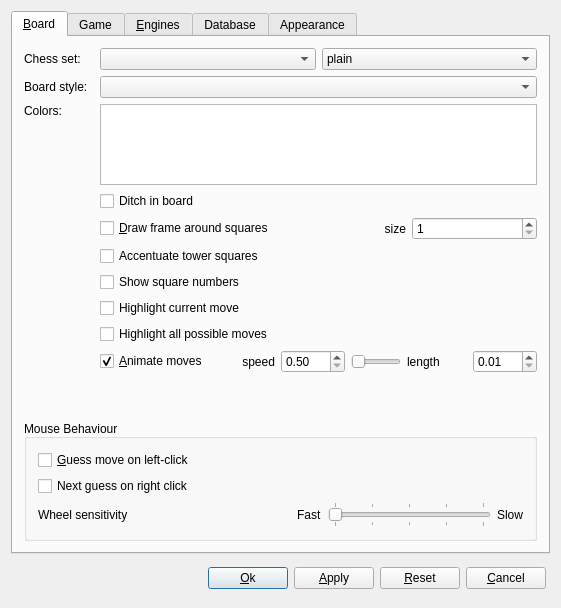
franzm/shatrabase, file src/gui/preferences.ui: the form before one commit.
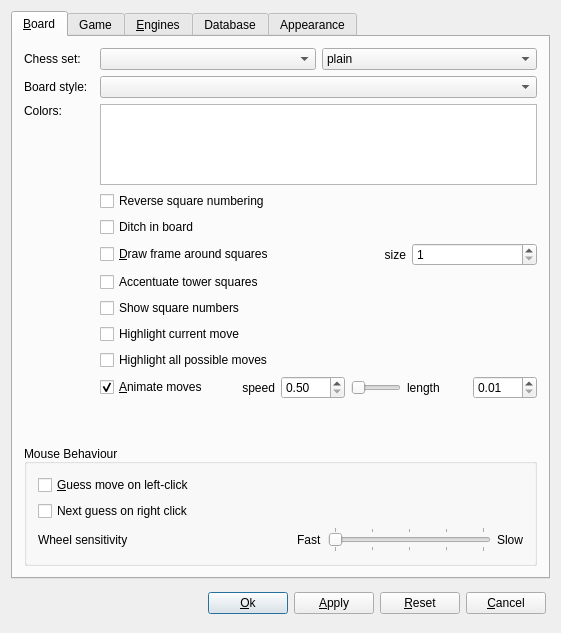
The form after the commit. The open tabs and pages were chosen to show the change. Custom widgets are drawn as their Qt base class.

Commit message: add g_numRev to Preferences

What changed in the file:
```diff
--- a/src/gui/preferences.ui
+++ b/src/gui/preferences.ui
@@ -7,7 +7,7 @@
     <x>0</x>
     <y>0</y>
     <width>553</width>
-    <height>608</height>
+    <height>633</height>
    </rect>
   </property>
   <property name="windowTitle">
@@ -30,142 +30,18 @@
        <string>&amp;Board</string>
       </attribute>
       <layout class="QGridLayout">
-       <item row="5" column="2">
-        <layout class="QHBoxLayout" name="horizontalLayout_6">
-         <property name="topMargin">
-          <number>0</number>
+       <item row="1" column="2">
+        <widget class="QComboBox" name="boardThemeCombo">
+         <property name="sizePolicy">
+          <sizepolicy hsizetype="MinimumExpanding" vsizetype="Fixed">
+           <horstretch>0</horstretch>
+           <verstretch>0</verstretch>
+          </sizepolicy>
          </property>
-         <item>
-          <widget class="QCheckBox" name="boardFrameCheck">
-           <property name="enabled">
-            <bool>true</bool>
-           </property>
-           <property name="text">
-            <string>&amp;Draw frame around squares</string>
-           </property>
-          </widget>
-         </item>
-         <item>
-          <widget class="QLabel" name="label_13">
-           <property name="text">
-            <string>size</string>
-           </property>
-           <property name="alignment">
-            <set>Qt::AlignRight|Qt::AlignTrailing|Qt::AlignVCenter</set>
-           </property>
-          </widget>
-         </item>
-         <item>
-          <widget class="QSpinBox" name="boardFrameSize">
-           <property name="minimum">
-            <number>1</number>
-           </property>
-           <property name="maximum">
-            <number>20</number>
-           </property>
-          </widget>
-         </item>
-        </layout>
+        </widget>
        </item>
-       <item row="10" column="2">
-        <layout class="QHBoxLayout" name="horizontalLayout_4">
-         <item>
-          <widget class="QCheckBox" name="animateMovesCheck">
-           <property name="toolTip">
-            <string>Show piece animations when replaying moves?</string>
-           </property>
-           <property name="text">
-            <string>&amp;Animate moves</string>
-           </property>
-           <property name="checked">
-            <bool>true</bool>
-           </property>
-          </widget>
-         </item>
-         <item>
-          <widget class="QLabel" name="label_11">
-           <property name="toolTip">
-            <string>Spped of movement is squares per second</string>
-           </property>
-           <property name="text">
-            <string>speed</string>
-           </property>
-           <property name="alignment">
-            <set>Qt::AlignRight|Qt::AlignTrailing|Qt::AlignVCenter</set>
-           </property>
-          </widget>
-         </item>
-         <item>
-          <widget class="QDoubleSpinBox" name="animateMovesSpeed">
-           <property name="toolTip">
-            <string>Speed of piece movement in squares per second</string>
-           </property>
-           <property name="minimum">
-            <double>0.500000000000000</double>
-           </property>
-           <property name="maximum">
-            <double>100.000000000000000</double>
-           </property>
-           <property name="singleStep">
-            <double>0.500000000000000</double>
-           </property>
-           <property name="value">
-            <double>0.500000000000000</double>
-           </property>
-          </widget>
-         </item>
-         <item>
-          <widget class="QSlider" name="animateMovesSpeedVsLength">
-           <property name="sizePolicy">
-            <sizepolicy hsizetype="Fixed" vsizetype="Fixed">
-             <horstretch>0</horstretch>
-             <verstretch>0</verstretch>
-            </sizepolicy>
-           </property>
-           <property name="maximumSize">
-            <size>
-             <width>50</width>
-             <height>16777215</height>
-            </size>
-           </property>
-           <property name="toolTip">
-            <string>This determines the length of a move animation in terms of speed (left) or a fixed length (right)</string>
-           </property>
-           <property name="maximum">
-            <number>20</number>
-           </property>
-           <property name="orientation">
-            <enum>Qt::Horizontal</enum>
-           </property>
-          </widget>
-         </item>
-         <item>
-          <widget class="QLabel" name="label_12">
-           <property name="toolTip">
-            <string>The length of a move animation in seconds</string>
-           </property>
-           <property name="text">
-            <string>length</string>
-           </property>
-          </widget>
-         </item>
-         <item>
-          <widget class="QDoubleSpinBox" name="animateMovesLength">
-           <property name="toolTip">
-            <string>The length of a move animation in seconds</string>
-           </property>
-           <property name="minimum">
-            <double>0.010000000000000</double>
-           </property>
-           <property name="maximum">
-            <double>100.000000000000000</double>
-           </property>
-           <property name="singleStep">
-            <double>0.500000000000000</double>
-           </property>
-          </widget>
-         </item>
-        </layout>
+       <item row="2" column="2">
+        <widget class="ColorList" name="boardColorsList"/>
        </item>
        <item row="0" column="0">
         <widget class="QLabel" name="pieceThemeLabel">
@@ -177,76 +53,7 @@
          </property>
         </widget>
        </item>
-       <item row="11" column="0">
-        <spacer>
-         <property name="orientation">
-          <enum>Qt::Vertical</enum>
-         </property>
-         <property name="sizeType">
-          <enum>QSizePolicy::Expanding</enum>
-         </property>
-         <property name="sizeHint" stdset="0">
-          <size>
-           <width>20</width>
-           <height>150</height>
-          </size>
-         </property>
-        </spacer>
-       </item>
-       <item row="0" column="2">
-        <layout class="QHBoxLayout">
-         <item>
-          <widget class="QComboBox" name="pieceThemeCombo">
-           <property name="sizePolicy">
-            <sizepolicy hsizetype="MinimumExpanding" vsizetype="Fixed">
-             <horstretch>0</horstretch>
-             <verstretch>0</verstretch>
-            </sizepolicy>
-           </property>
-          </widget>
-         </item>
-         <item>
-          <widget class="QComboBox" name="pieceEffect">
-           <property name="sizePolicy">
-            <sizepolicy hsizetype="MinimumExpanding" vsizetype="Fixed">
-             <horstretch>0</horstretch>
-             <verstretch>0</verstretch>
-            </sizepolicy>
-           </property>
-           <property name="currentText">
-            <string>plain</string>
-           </property>
-           <property name="currentIndex">
-            <number>0</number>
-           </property>
-           <item>
-            <property name="text">
-             <string>plain</string>
-            </property>
-           </item>
-           <item>
-            <property name="text">
-             <string>shadow</string>
-            </property>
-           </item>
-          </widget>
-         </item>
-        </layout>
-       </item>
-       <item row="2" column="2">
-        <widget class="ColorList" name="boardColorsList"/>
-       </item>
-       <item row="1" column="0">
-        <widget class="QLabel" name="boardThemeLabel">
-         <property name="text">
-          <string>Board style:</string>
-         </property>
-         <property name="buddy">
-          <cstring>boardThemeCombo</cstring>
-         </property>
-        </widget>
-       </item>
-       <item row="8" column="2">
+       <item row="9" column="2">
         <widget class="QCheckBox" name="hilightCurrentMove">
          <property name="enabled">
           <bool>true</bool>
@@ -256,61 +63,7 @@
          </property>
         </widget>
        </item>
-       <item row="1" column="2">
-        <widget class="QComboBox" name="boardThemeCombo">
-         <property name="sizePolicy">
-          <sizepolicy hsizetype="MinimumExpanding" vsizetype="Fixed">
-           <horstretch>0</horstretch>
-           <verstretch>0</verstretch>
-          </sizepolicy>
-         </property>
-        </widget>
-       </item>
-       <item row="9" column="2">
-        <widget class="QCheckBox" name="hilightAllMoves">
-         <property name="toolTip">
-          <string>When selected, all possible moves will be hilighted for a piece when the mouse is moved over it</string>
-         </property>
-         <property name="text">
-          <string>Highlight all possible moves</string>
-         </property>
-        </widget>
-       </item>
-       <item row="6" column="2">
-        <widget class="QCheckBox" name="boardTowerCheck">
-         <property name="text">
-          <string>Accentuate tower squares</string>
-         </property>
-        </widget>
-       </item>
-       <item row="7" column="2">
-        <widget class="QCheckBox" name="boardSNumbersCheck">
-         <property name="text">
-          <string>Show square numbers</string>
-         </property>
-        </widget>
-       </item>
-       <item row="3" column="2">
-        <widget class="QCheckBox" name="boardMoatCheck">
-         <property name="text">
-          <string>Ditch in board</string>
-         </property>
-        </widget>
-       </item>
-       <item row="2" column="0" colspan="2">
-        <widget class="QLabel" name="label">
-         <property name="text">
-          <string>Colors:</string>
-         </property>
-         <property name="alignment">
-          <set>Qt::AlignLeading|Qt::AlignLeft|Qt::AlignTop</set>
-         </property>
-         <property name="buddy">
-          <cstring>boardColorsList</cstring>
-         </property>
-        </widget>
-       </item>
-       <item row="14" column="0" colspan="3">
+       <item row="15" column="0" colspan="3">
         <widget class="QGroupBox" name="groupBox">
          <property name="sizePolicy">
           <sizepolicy hsizetype="Expanding" vsizetype="Preferred">
@@ -414,6 +167,260 @@
          </layout>
         </widget>
        </item>
+       <item row="0" column="2">
+        <layout class="QHBoxLayout">
+         <item>
+          <widget class="QComboBox" name="pieceThemeCombo">
+           <property name="sizePolicy">
+            <sizepolicy hsizetype="MinimumExpanding" vsizetype="Fixed">
+             <horstretch>0</horstretch>
+             <verstretch>0</verstretch>
+            </sizepolicy>
+           </property>
+          </widget>
+         </item>
+         <item>
+          <widget class="QComboBox" name="pieceEffect">
+           <property name="sizePolicy">
+            <sizepolicy hsizetype="MinimumExpanding" vsizetype="Fixed">
+             <horstretch>0</horstretch>
+             <verstretch>0</verstretch>
+            </sizepolicy>
+           </property>
+           <property name="currentText">
+            <string>plain</string>
+           </property>
+           <property name="currentIndex">
+            <number>0</number>
+           </property>
+           <item>
+            <property name="text">
+             <string>plain</string>
+            </property>
+           </item>
+           <item>
+            <property name="text">
+             <string>shadow</string>
+            </property>
+           </item>
+          </widget>
+         </item>
+        </layout>
+       </item>
+       <item row="6" column="2">
+        <layout class="QHBoxLayout" name="horizontalLayout_6">
+         <property name="topMargin">
+          <number>0</number>
+         </property>
+         <item>
+          <widget class="QCheckBox" name="boardFrameCheck">
+           <property name="enabled">
+            <bool>true</bool>
+           </property>
+           <property name="text">
+            <string>&amp;Draw frame around squares</string>
+           </property>
+          </widget>
+         </item>
+         <item>
+          <widget class="QLabel" name="label_13">
+           <property name="text">
+            <string>size</string>
+           </property>
+           <property name="alignment">
+            <set>Qt::AlignRight|Qt::AlignTrailing|Qt::AlignVCenter</set>
+           </property>
+          </widget>
+         </item>
+         <item>
+          <widget class="QSpinBox" name="boardFrameSize">
+           <property name="minimum">
+            <number>1</number>
+           </property>
+           <property name="maximum">
+            <number>20</number>
+           </property>
+          </widget>
+         </item>
+        </layout>
+       </item>
+       <item row="12" column="0">
+        <spacer>
+         <property name="orientation">
+          <enum>Qt::Vertical</enum>
+         </property>
+         <property name="sizeType">
+          <enum>QSizePolicy::Expanding</enum>
+         </property>
+         <property name="sizeHint" stdset="0">
+          <size>
+           <width>20</width>
+           <height>150</height>
+          </size>
+         </property>
+        </spacer>
+       </item>
+       <item row="8" column="2">
+        <widget class="QCheckBox" name="boardSNumbersCheck">
+         <property name="text">
+          <string>Show square numbers</string>
+         </property>
+        </widget>
+       </item>
+       <item row="7" column="2">
+        <widget class="QCheckBox" name="boardTowerCheck">
+         <property name="text">
+          <string>Accentuate tower squares</string>
+         </property>
+        </widget>
+       </item>
+       <item row="10" column="2">
+        <widget class="QCheckBox" name="hilightAllMoves">
+         <property name="toolTip">
+          <string>When selected, all possible moves will be hilighted for a piece when the mouse is moved over it</string>
+         </property>
+         <property name="text">
+          <string>Highlight all possible moves</string>
+         </property>
+        </widget>
+       </item>
+       <item row="2" column="0" colspan="2">
+        <widget class="QLabel" name="label">
+         <property name="text">
+          <string>Colors:</string>
+         </property>
+         <property name="alignment">
+          <set>Qt::AlignLeading|Qt::AlignLeft|Qt::AlignTop</set>
+         </property>
+         <property name="buddy">
+          <cstring>boardColorsList</cstring>
+         </property>
+        </widget>
+       </item>
+       <item row="1" column="0">
+        <widget class="QLabel" name="boardThemeLabel">
+         <property name="text">
+          <string>Board style:</string>
+         </property>
+         <property name="buddy">
+          <cstring>boardThemeCombo</cstring>
+         </property>
+        </widget>
+       </item>
+       <item row="11" column="2">
+        <layout class="QHBoxLayout" name="horizontalLayout_4">
+         <item>
+          <widget class="QCheckBox" name="animateMovesCheck">
+           <property name="toolTip">
+            <string>Show piece animations when replaying moves?</string>
+           </property>
+           <property name="text">
+            <string>&amp;Animate moves</string>
+           </property>
+           <property name="checked">
+            <bool>true</bool>
+           </property>
+          </widget>
+         </item>
+         <item>
+          <widget class="QLabel" name="label_11">
+           <property name="toolTip">
+            <string>Spped of movement is squares per second</string>
+           </property>
+           <property name="text">
+            <string>speed</string>
+           </property>
+           <property name="alignment">
+            <set>Qt::AlignRight|Qt::AlignTrailing|Qt::AlignVCenter</set>
+           </property>
+          </widget>
+         </item>
+         <item>
+          <widget class="QDoubleSpinBox" name="animateMovesSpeed">
+           <property name="toolTip">
+            <string>Speed of piece movement in squares per second</string>
+           </property>
+           <property name="minimum">
+            <double>0.500000000000000</double>
+           </property>
+           <property name="maximum">
+            <double>100.000000000000000</double>
+           </property>
+           <property name="singleStep">
+            <double>0.500000000000000</double>
+           </property>
+           <property name="value">
+            <double>0.500000000000000</double>
+           </property>
+          </widget>
+         </item>
+         <item>
+          <widget class="QSlider" name="animateMovesSpeedVsLength">
+           <property name="sizePolicy">
+            <sizepolicy hsizetype="Fixed" vsizetype="Fixed">
+             <horstretch>0</horstretch>
+             <verstretch>0</verstretch>
+            </sizepolicy>
+           </property>
+           <property name="maximumSize">
+            <size>
+             <width>50</width>
+             <height>16777215</height>
+            </size>
+           </property>
+           <property name="toolTip">
+            <string>This determines the length of a move animation in terms of speed (left) or a fixed length (right)</string>
+           </property>
+           <property name="maximum">
+            <number>20</number>
+           </property>
+           <property name="orientation">
+            <enum>Qt::Horizontal</enum>
+           </property>
+          </widget>
+         </item>
+         <item>
+          <widget class="QLabel" name="label_12">
+           <property name="toolTip">
+            <string>The length of a move animation in seconds</string>
+           </property>
+           <property name="text">
+            <string>length</string>
+           </property>
+          </widget>
+         </item>
+         <item>
+          <widget class="QDoubleSpinBox" name="animateMovesLength">
+           <property name="toolTip">
+            <string>The length of a move animation in seconds</string>
+           </property>
+           <property name="minimum">
+            <double>0.010000000000000</double>
+           </property>
+           <property name="maximum">
+            <double>100.000000000000000</double>
+           </property>
+           <property name="singleStep">
+            <double>0.500000000000000</double>
+           </property>
+          </widget>
+         </item>
+        </layout>
+       </item>
+       <item row="4" column="2">
+        <widget class="QCheckBox" name="boardMoatCheck">
+         <property name="text">
+          <string>Ditch in board</string>
+         </property>
+        </widget>
+       </item>
+       <item row="3" column="2">
+        <widget class="QCheckBox" name="boardReverseNum">
+         <property name="text">
+          <string>Reverse square numbering</string>
+         </property>
+        </widget>
+       </item>
       </layout>
      </widget>
      <widget class="QWidget" name="tabTimeControl">
```
Left out of the diff: 2 changed lines with no effect on the pictures. The commit also changes 6 other files.
